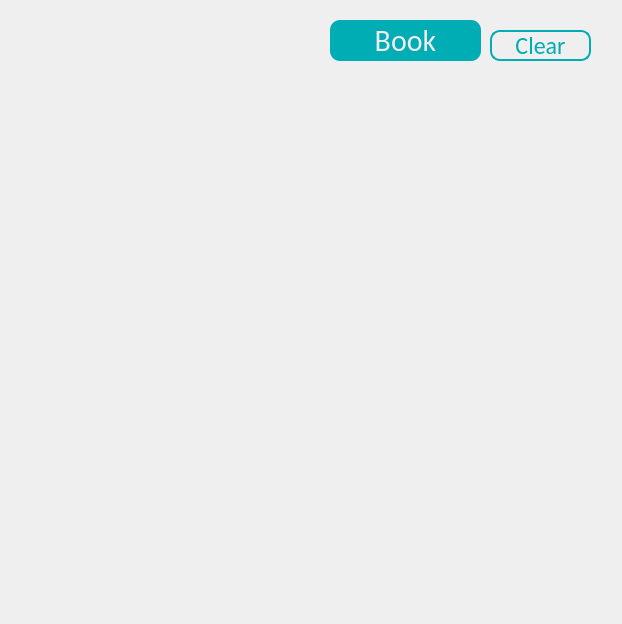
The window that mainwindow.ui (blendjam/Bookspot) describes before a commit, drawn with Qt 5.
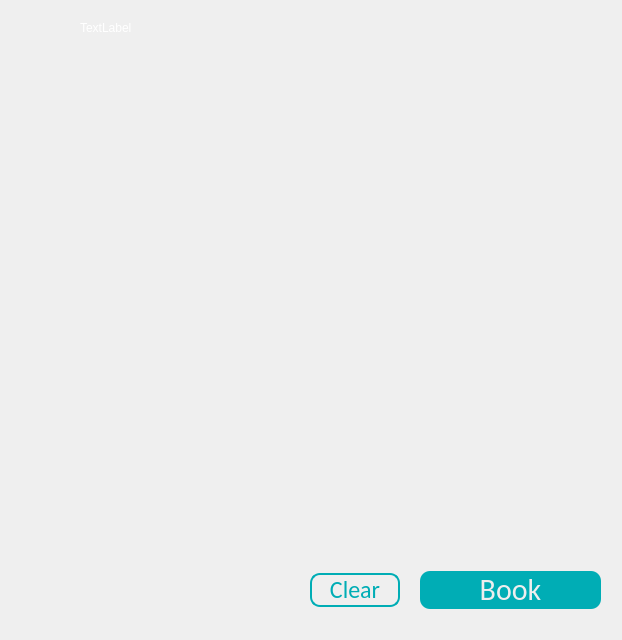
The same window after the commit.

Patch:
```diff
--- a/mainwindow.ui
+++ b/mainwindow.ui
@@ -7,7 +7,7 @@
     <x>0</x>
     <y>0</y>
     <width>622</width>
-    <height>624</height>
+    <height>640</height>
    </rect>
   </property>
   <property name="font">
@@ -41,56 +41,13 @@
         font-size: 30px;
         border-radius: 10px;
     }
+#label{
+	color:white;
+}
    
    </string>
   </property>
   <widget class="QWidget" name="centralwidget">
-   <widget class="QPushButton" name="pushButton_book">
-    <property name="geometry">
-     <rect>
-      <x>330</x>
-      <y>20</y>
-      <width>151</width>
-      <height>41</height>
-     </rect>
-    </property>
-    <property name="font">
-     <font>
-      <family>Calibri</family>
-      <pointsize>-1</pointsize>
-      <weight>50</weight>
-      <bold>false</bold>
-     </font>
-    </property>
-    <property name="cursor">
-     <cursorShape>PointingHandCursor</cursorShape>
-    </property>
-    <property name="text">
-     <string>Book</string>
-    </property>
-   </widget>
-   <widget class="QPushButton" name="pushButton_close">
-    <property name="geometry">
-     <rect>
-      <x>490</x>
-      <y>30</y>
-      <width>101</width>
-      <height>31</height>
-     </rect>
-    </property>
-    <property name="font">
-     <font>
-      <family>Calibri</family>
-      <pointsize>18</pointsize>
-     </font>
-    </property>
-    <property name="cursor">
-     <cursorShape>PointingHandCursor</cursorShape>
-    </property>
-    <property name="text">
-     <string>Clear</string>
-    </property>
-   </widget>
    <widget class="QWidget" name="gridLayoutWidget">
     <property name="geometry">
      <rect>
@@ -109,6 +66,83 @@
      </property>
     </layout>
    </widget>
+   <widget class="QLabel" name="label">
+    <property name="geometry">
+     <rect>
+      <x>80</x>
+      <y>20</y>
+      <width>91</width>
+      <height>16</height>
+     </rect>
+    </property>
+    <property name="text">
+     <string>TextLabel</string>
+    </property>
+   </widget>
+   <widget class="QWidget" name="">
+    <property name="geometry">
+     <rect>
+      <x>310</x>
+      <y>570</y>
+      <width>291</width>
+      <height>41</height>
+     </rect>
+    </property>
+    <layout class="QHBoxLayout" name="horizontalLayout">
+     <property name="spacing">
+      <number>20</number>
+     </property>
+     <property name="sizeConstraint">
+      <enum>QLayout::SetDefaultConstraint</enum>
+     </property>
+     <item>
+      <widget class="QPushButton" name="pushButton_close">
+       <property name="sizePolicy">
+        <sizepolicy hsizetype="Preferred" vsizetype="Fixed">
+         <horstretch>1</horstretch>
+         <verstretch>0</verstretch>
+        </sizepolicy>
+       </property>
+       <property name="font">
+        <font>
+         <family>Calibri</family>
+         <pointsize>18</pointsize>
+        </font>
+       </property>
+       <property name="cursor">
+        <cursorShape>PointingHandCursor</cursorShape>
+       </property>
+       <property name="text">
+        <string>Clear</string>
+       </property>
+      </widget>
+     </item>
+     <item>
+      <widget class="QPushButton" name="pushButton_book">
+       <property name="sizePolicy">
+        <sizepolicy hsizetype="Preferred" vsizetype="Fixed">
+         <horstretch>2</horstretch>
+         <verstretch>0</verstretch>
+        </sizepolicy>
+       </property>
+       <property name="font">
+        <font>
+         <family>Calibri</family>
+         <pointsize>-1</pointsize>
+         <weight>50</weight>
+         <bold>false</bold>
+        </font>
+       </property>
+       <property name="cursor">
+        <cursorShape>PointingHandCursor</cursorShape>
+       </property>
+       <property name="text">
+        <string>Book</string>
+       </property>
+      </widget>
+     </item>
+    </layout>
+   </widget>
   </widget>
   <widget class="QMenuBar" name="menubar">
    <property name="geometry">
```
Left out of the diff: 2 changed lines with no effect on the pictures.
